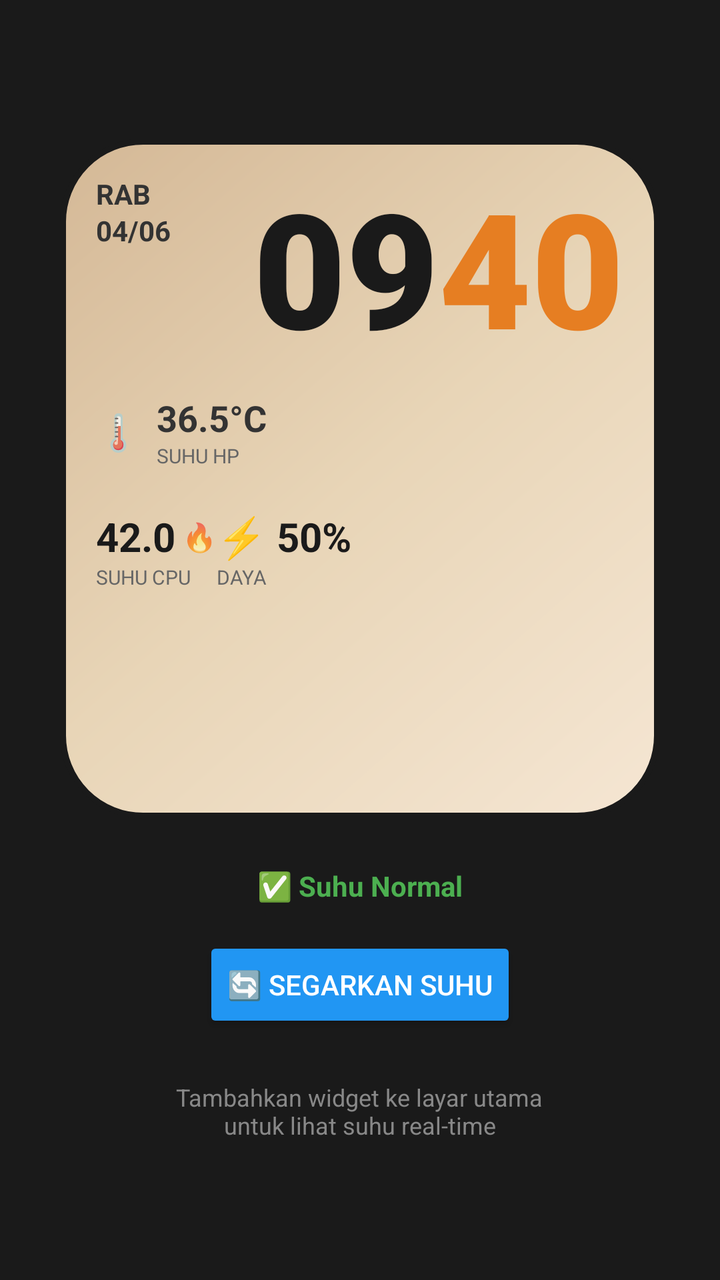
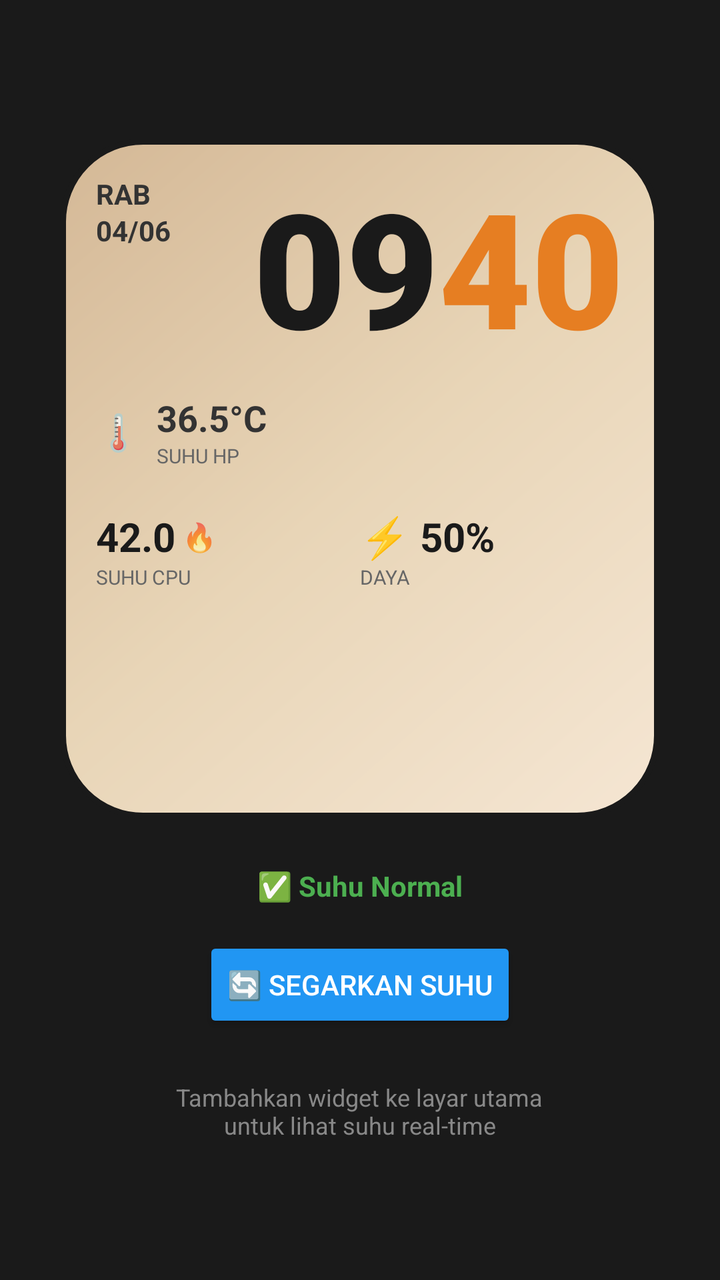

The first picture is an Android layout as it rendered before a commit; the second is the same layout after the commit. The layout source and the unified diff follow.
<!-- AndroidManifest.xml: application theme Theme.AppCompat -->
<!-- res/layout/activity_main.xml -->
<?xml version="1.0" encoding="utf-8"?>
<LinearLayout xmlns:android="http://schemas.android.com/apk/res/android"
    android:layout_width="match_parent"
    android:layout_height="match_parent"
    android:orientation="vertical"
    android:gravity="center"
    android:background="#1A1A1A"
    android:padding="20dp">

    
    <LinearLayout
        android:layout_width="300dp"
        android:layout_height="340dp"
        android:orientation="vertical"
        android:background="@drawable/latar_jam"
        android:padding="18dp">

        
        <TextView
            android:id="@+id/teksTanggal"
            android:layout_width="wrap_content"
            android:layout_height="wrap_content"
            android:text="RAB\n04/06"
            android:textColor="#333333"
            android:textSize="14sp"
            android:textStyle="bold"
            android:lineSpacingExtra="2dp"/>

        
        <LinearLayout
            android:layout_width="match_parent"
            android:layout_height="wrap_content"
            android:orientation="horizontal"
            android:gravity="end|center_vertical"
            android:layout_marginTop="-45dp">

            <TextView
                android:id="@+id/teksJam"
                android:layout_width="wrap_content"
                android:layout_height="wrap_content"
                android:text="09"
                android:textColor="#1A1A1A"
                android:textSize="80sp"
                android:textStyle="bold"
                android:fontFamily="sans-serif-black"/>

            <TextView
                android:id="@+id/teksMenit"
                android:layout_width="wrap_content"
                android:layout_height="wrap_content"
                android:text="40"
                android:textColor="#E67E22"
                android:textSize="80sp"
                android:textStyle="bold"
                android:fontFamily="sans-serif-black"/>
        </LinearLayout>

        
        <LinearLayout
            android:layout_width="wrap_content"
            android:layout_height="wrap_content"
            android:orientation="horizontal"
            android:gravity="center_vertical"
            android:layout_marginTop="10dp">

            <TextView
                android:layout_width="wrap_content"
                android:layout_height="wrap_content"
                android:text="🌡️"
                android:textSize="18sp"/>

            <LinearLayout
                android:layout_width="wrap_content"
                android:layout_height="wrap_content"
                android:orientation="vertical"
                android:layout_marginStart="8dp">

                <TextView
                    android:id="@+id/teksSuhuHp"
                    android:layout_width="wrap_content"
                    android:layout_height="wrap_content"
                    android:text="36.5°C"
                    android:textColor="#333333"
                    android:textSize="18sp"
                    android:textStyle="bold"/>

                <TextView
                    android:layout_width="wrap_content"
                    android:layout_height="wrap_content"
                    android:text="SUHU HP"
                    android:textColor="#666666"
                    android:textSize="10sp"/>
            </LinearLayout>
        </LinearLayout>

        
        <LinearLayout
            android:layout_width="match_parent"
            android:layout_height="wrap_content"
            android:orientation="horizontal"
            android:layout_marginTop="20dp"
            android:gravity="space_between">

            
            <LinearLayout
                android:layout_width="wrap_content"
                android:layout_height="wrap_content"
                android:orientation="vertical">

                <LinearLayout
                    android:layout_width="wrap_content"
                    android:layout_height="wrap_content"
                    android:orientation="horizontal"
                    android:gravity="center_vertical">

                    <TextView
                        android:id="@+id/teksSuhuCpu"
                        android:layout_width="wrap_content"
                        android:layout_height="wrap_content"
                        android:text="42.0"
                        android:textColor="#1A1A1A"
                        android:textSize="20sp"
                        android:textStyle="bold"/>

                    <TextView
                        android:layout_width="wrap_content"
                        android:layout_height="wrap_content"
                        android:text=" 🔥"
                        android:textSize="14sp"/>
                </LinearLayout>

                <TextView
                    android:layout_width="wrap_content"
                    android:layout_height="wrap_content"
                    android:text="SUHU CPU"
                    android:textColor="#666666"
                    android:textSize="10sp"/>
            </LinearLayout>

            
            <LinearLayout
                android:layout_width="wrap_content"
                android:layout_height="wrap_content"
                android:orientation="vertical">

                <TextView
                    android:id="@+id/teksBaterai"
                    android:layout_width="wrap_content"
                    android:layout_height="wrap_content"
                    android:text="⚡ 50%"
                    android:textColor="#1A1A1A"
                    android:textSize="20sp"
                    android:textStyle="bold"/>

                <TextView
                    android:layout_width="wrap_content"
                    android:layout_height="wrap_content"
                    android:text="DAYA"
                    android:textColor="#666666"
                    android:textSize="10sp"/>
            </LinearLayout>
        </LinearLayout>

    </LinearLayout>

    
    <TextView
        android:id="@+id/teksStatus"
        android:layout_width="wrap_content"
        android:layout_height="wrap_content"
        android:text="✅ Suhu Normal"
        android:textColor="#4CAF50"
        android:textSize="14sp"
        android:textStyle="bold"
        android:layout_marginTop="24dp"/>

    
    <Button
        android:id="@+id/tombolSegarkan"
        android:layout_width="wrap_content"
        android:layout_height="wrap_content"
        android:text="🔄 Segarkan Suhu"
        android:backgroundTint="#2196F3"
        android:layout_marginTop="16dp"/>

    <TextView
        android:layout_width="wrap_content"
        android:layout_height="wrap_content"
        android:text="Tambahkan widget ke layar utama\nuntuk lihat suhu real-time"
        android:textColor="#888888"
        android:textSize="12sp"
        android:gravity="center"
        android:layout_marginTop="24dp"/>

</LinearLayout>
<!-- resources referenced by this layout -->
<resources>
  <!-- drawable latar_jam (drawable) -->
  <?xml version="1.0" encoding="utf-8"?>
  <shape xmlns:android="http://schemas.android.com/apk/res/android"
      android:shape="rectangle">
      <corners android:radius="40dp"/>
      <gradient
          android:startColor="#F5E6D3"
          android:centerColor="#E8D5B7"
          android:endColor="#D4B896"
          android:angle="135"/>
      <stroke android:width="3dp" android:color="#1A1A1A"/>
  </shape>
</resources>

<!-- the commit's change to res/layout/activity_main.xml (unified diff, before → after) -->
@@ -99,12 +99,14 @@
             android:layout_height="wrap_content"
             android:orientation="horizontal"
             android:layout_marginTop="20dp"
-            android:gravity="space_between">
+            android:gravity="center_vertical"
+            android:weightSum="2">
 
             
             <LinearLayout
-                android:layout_width="wrap_content"
+                android:layout_width="0dp"
                 android:layout_height="wrap_content"
+                android:layout_weight="1"
                 android:orientation="vertical">
 
                 <LinearLayout
@@ -139,8 +141,9 @@
 
             
             <LinearLayout
-                android:layout_width="wrap_content"
+                android:layout_width="0dp"
                 android:layout_height="wrap_content"
+                android:layout_weight="1"
                 android:orientation="vertical">
 
                 <TextView
